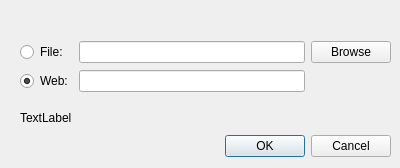
Before: the Qt Designer form importsidialog.ui in undyau/sisimple, drawn with Qt 5.
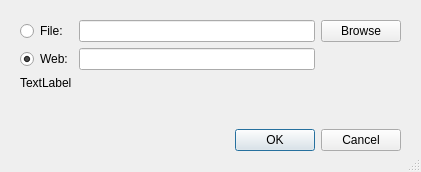
After: the same form once the commit is applied.

Diff of the .ui file:
```diff
--- a/importsidialog.ui
+++ b/importsidialog.ui
@@ -6,51 +6,39 @@
    <rect>
     <x>0</x>
     <y>0</y>
-    <width>400</width>
-    <height>168</height>
+    <width>421</width>
+    <height>172</height>
    </rect>
   </property>
+  <property name="sizePolicy">
+   <sizepolicy hsizetype="Expanding" vsizetype="Expanding">
+    <horstretch>10</horstretch>
+    <verstretch>0</verstretch>
+   </sizepolicy>
+  </property>
   <property name="windowTitle">
    <string>Load SI data</string>
   </property>
-  <widget class="QDialogButtonBox" name="buttonBox">
-   <property name="geometry">
-    <rect>
-     <x>50</x>
-     <y>130</y>
-     <width>341</width>
-     <height>32</height>
-    </rect>
-   </property>
-   <property name="orientation">
-    <enum>Qt::Horizontal</enum>
-   </property>
-   <property name="standardButtons">
-    <set>QDialogButtonBox::Cancel|QDialogButtonBox::Ok</set>
-   </property>
-  </widget>
-  <widget class="QLabel" name="label">
+  <property name="sizeGripEnabled">
+   <bool>true</bool>
+  </property>
+  <widget class="QWidget" name="">
    <property name="geometry">
     <rect>
      <x>20</x>
-     <y>110</y>
-     <width>371</width>
-     <height>16</height>
+     <y>20</y>
+     <width>381</width>
+     <height>131</height>
     </rect>
    </property>
-   <property name="text">
-    <string>TextLabel</string>
-   </property>
-  </widget>
-  <widget class="QWidget" name="layoutWidget">
-   <property name="geometry">
-    <rect>
-     <x>20</x>
-     <y>40</y>
-     <width>371</width>
-     <height>53</height>
-    </rect>
-   </property>
+   <layout class="QVBoxLayout" name="verticalLayout">
+    <property name="sizeConstraint">
+     <enum>QLayout::SetMinimumSize</enum>
+    </property>
+    <property name="rightMargin">
+     <number>0</number>
+    </property>
+    <item>
    <layout class="QGridLayout" name="gridLayout">
     <item row="0" column="0">
      <widget class="QRadioButton" name="radioButtonFile">
@@ -81,6 +69,38 @@
     </item>
     <item row="1" column="1">
      <widget class="QLineEdit" name="webEdit"/>
+      </item>
+     </layout>
+    </item>
+    <item>
+     <widget class="QLabel" name="label">
+      <property name="text">
+       <string>TextLabel</string>
+      </property>
+     </widget>
+    </item>
+    <item>
+     <spacer name="verticalSpacer">
+      <property name="orientation">
+       <enum>Qt::Vertical</enum>
+      </property>
+      <property name="sizeHint" stdset="0">
+       <size>
+        <width>20</width>
+        <height>40</height>
+       </size>
+      </property>
+     </spacer>
+    </item>
+    <item>
+     <widget class="QDialogButtonBox" name="buttonBox">
+      <property name="orientation">
+       <enum>Qt::Horizontal</enum>
+      </property>
+      <property name="standardButtons">
+       <set>QDialogButtonBox::Cancel|QDialogButtonBox::Ok</set>
+      </property>
+     </widget>
     </item>
    </layout>
   </widget>
```
Lines whose indentation alone changed are shown as unchanged.
